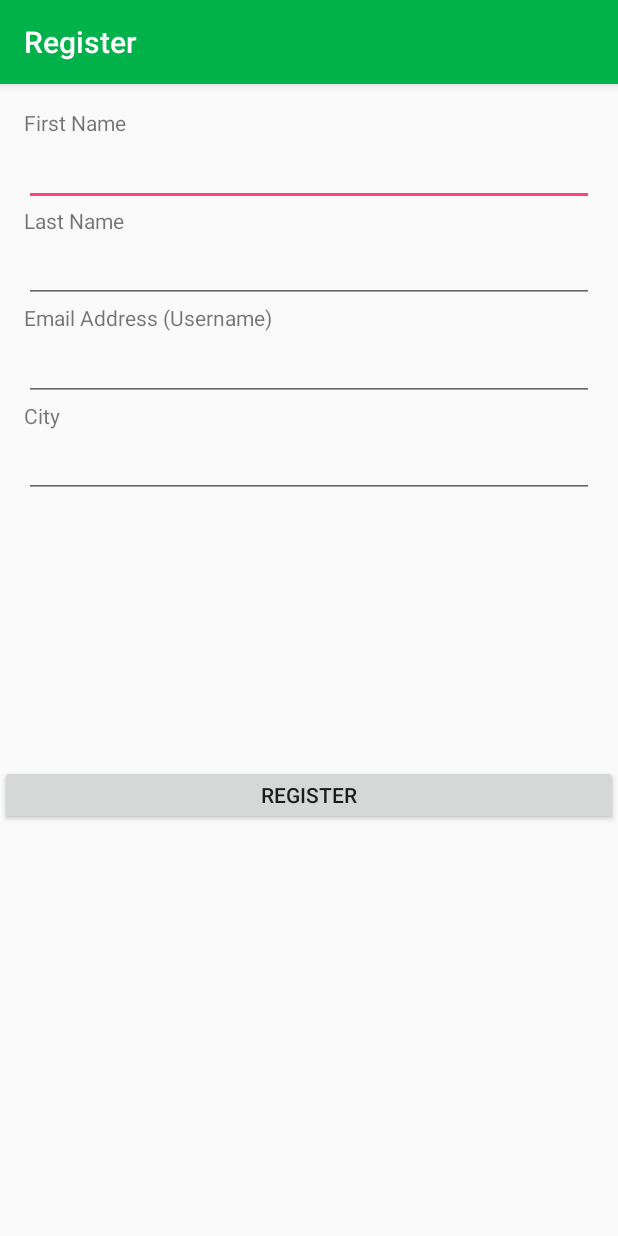
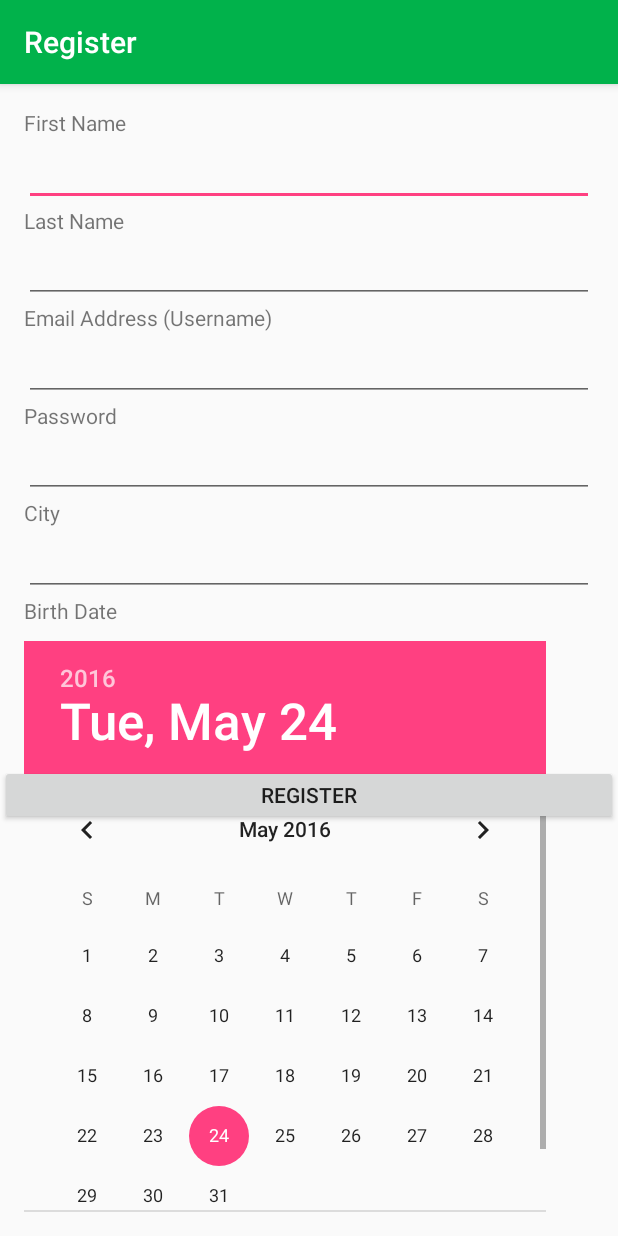
Before and after one commit to sagidana/TrailMe, an Android app: the RegisterActivity screen opened directly, with no data from a screen before it, after a tap on "REGISTER", on a phone screen of 412 x 824 dp. Run offline under Robolectric (Android 15) with nearby library versions, the phone set to English and light mode, and no system bars; 6 statements that could not run were skipped.

Commit message:
Changed by shir and shay

```diff
--- a/App/TrailMe/app/src/main/java/depton/trailme/activities/RegisterActivity.java
+++ b/App/TrailMe/app/src/main/java/depton/trailme/activities/RegisterActivity.java
@@ -8,10 +8,15 @@ import android.support.v7.widget.ButtonBarLayout;
 import android.support.v7.widget.Toolbar;
 import android.view.View;
 import android.widget.Button;
+import android.widget.DatePicker;
 import android.widget.EditText;
+import android.widget.TextView;
 
 import org.json.JSONArray;
 import org.json.JSONObject;
+
+import java.util.Calendar;
+import java.util.Date;
 
 import depton.net.trailme.R;
 import depton.trailme.data.RestCaller;
@@ -43,16 +48,20 @@ public class RegisterActivity extends AppCompatActivity implements TrailMeListen
                 String mail= ((EditText) findViewById(R.id.email_address)).getText().toString();
                 String firstname = ((EditText) findViewById(R.id.first_name)).getText().toString();
                 String lastname = ((EditText) findViewById(R.id.last_name)).getText().toString();
+                String passwordUser = ((EditText) findViewById(R.id.password_user)).getText().toString();
                 String city = ((EditText) findViewById(R.id.city)).getText().toString();
+                Date birthDate = getDateFromDatePicker((DatePicker)findViewById(R.id.datePicker));
 
                 try{
                     JSONObject user = new JSONObject();
                     user.put("FirstName", firstname);
                     user.put("LastName", lastname);
                     user.put("MailAddress", mail);
+                    user.put("Password",passwordUser);
                     user.put("City", city);
+                    user.put("Birthdate", birthDate);
 
-                    user.put("Birthdate", "2016-05-12T20:04:49");
+                    //user.put("Birthdate", "2016-05-12T20:04:49");
 
                     RestCaller rest1 = new RestCaller();
                     rest1.execute(mCtx, "addUser", user);
@@ -68,6 +77,17 @@ public class RegisterActivity extends AppCompatActivity implements TrailMeListen
 
             }
         });
+    }
+
+    public static java.util.Date getDateFromDatePicker(DatePicker datePicker){
+        int day = datePicker.getDayOfMonth();
+        int month = datePicker.getMonth();
+        int year =  datePicker.getYear();
+
+        Calendar calendar = Calendar.getInstance();
+        calendar.set(year, month, day);
+
+        return calendar.getTime();
     }
 
     public void processFinish(JSONObject response)
--- a/App/TrailMe/app/src/main/res/layout/fragment_register.xml
+++ b/App/TrailMe/app/src/main/res/layout/fragment_register.xml
@@ -46,12 +46,36 @@
         android:layout_width="match_parent"
         android:layout_height="30dp"
         android:layout_marginTop="195dp"
+        android:text="Password" />
+    <EditText
+        android:id="@+id/password_user"
+        android:layout_marginTop="210dp"
+        android:layout_width="match_parent"
+        android:layout_height="50dp" />
+
+    <TextView
+        android:layout_width="match_parent"
+        android:layout_height="30dp"
+        android:layout_marginTop="260dp"
         android:text="City" />
     <EditText
         android:id="@+id/city"
-        android:layout_marginTop="210dp"
+        android:layout_marginTop="275dp"
         android:layout_width="match_parent"
         android:layout_height="50dp" />
+    <TextView
+        android:layout_width="match_parent"
+        android:layout_height="30dp"
+        android:layout_marginTop="325dp"
+        android:text="Birth Date"
+        android:id="@+id/textView" />
+
+     <DatePicker
+        android:layout_width="wrap_content"
+        android:layout_height="wrap_content"
+        android:id="@+id/datePicker"
+        android:layout_below="@+id/textView"
+        android:layout_alignParentStart="true" />
 
     <!--<TextView-->
         <!--android:layout_width="match_parent"-->
--- a/App/TrailMe/app/src/main/res/values/colors.xml
+++ b/App/TrailMe/app/src/main/res/values/colors.xml
@@ -3,4 +3,5 @@
     <color name="colorPrimary">#3F51B5</color>
     <color name="colorPrimaryDark">#303F9F</color>
     <color name="colorAccent">#FF4081</color>
+    <color name="colorDatePicker">#FFFFFF</color>
 </resources>
--- a/App/TrailMe/app/src/main/res/values/dimens.xml
+++ b/App/TrailMe/app/src/main/res/values/dimens.xml
@@ -7,4 +7,5 @@
     <dimen name="nav_header_height">160dp</dimen>
     <dimen name="fab_margin">16dp</dimen>
     <dimen name="text_margin">16dp</dimen>
+    <dimen name="button_size">50dp</dimen>
 </resources>
--- a/App/TrailMe/app/src/main/res/values/strings.xml
+++ b/App/TrailMe/app/src/main/res/values/strings.xml
@@ -4,7 +4,7 @@
 
     <!-- Strings related to login -->
     <string name="prompt_email">Username</string>
-    <string name="prompt_password">Password (optional)</string>
+    <string name="prompt_password">Password</string>
     <string name="action_sign_in">Sign in or register</string>
     <string name="action_sign_in_short">Trail Me</string>
     <string name="error_invalid_email">This email address is invalid</string>
```
Also changed, not shown: App/TrailMe/app/src/main/java/depton/trailme/DAL/TrailMeServer.java (+23 -0 lines), App/TrailMe/app/src/main/java/depton/trailme/activities/LoginActivity.java (+10 -3 lines), App/TrailMe/app/src/main/java/depton/trailme/authenticator/AuthenticationManager.java (+8 -13 lines), App/TrailMe/app/src/main/res/layout/activity_login.xml (+13 -0 lines).
